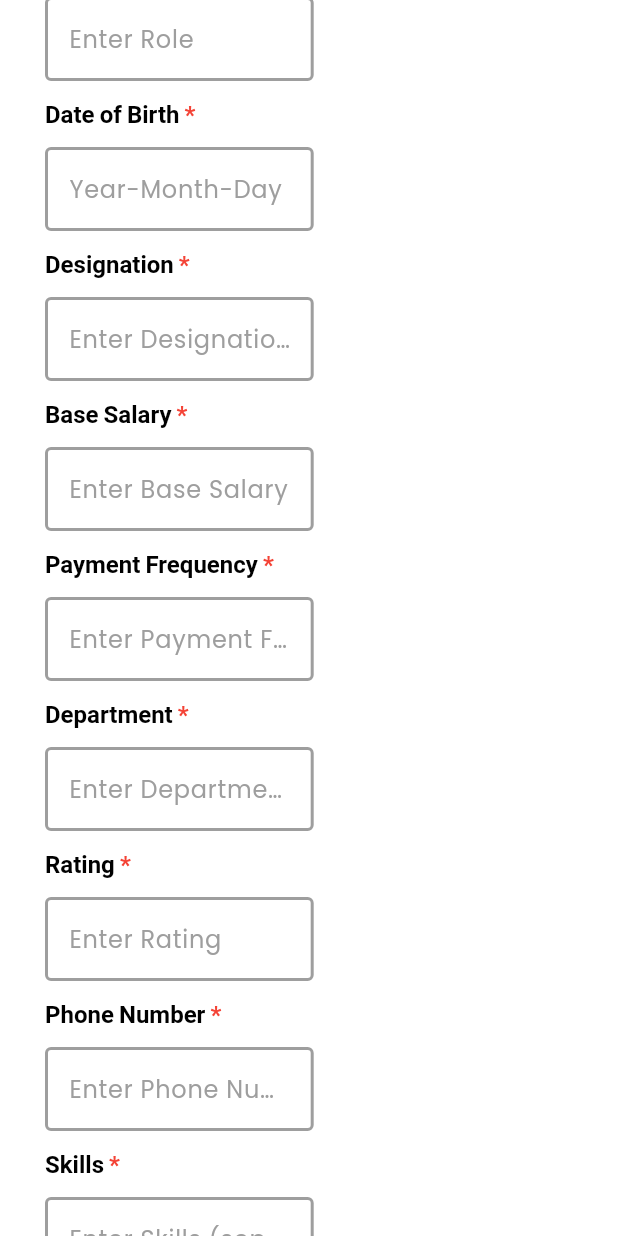
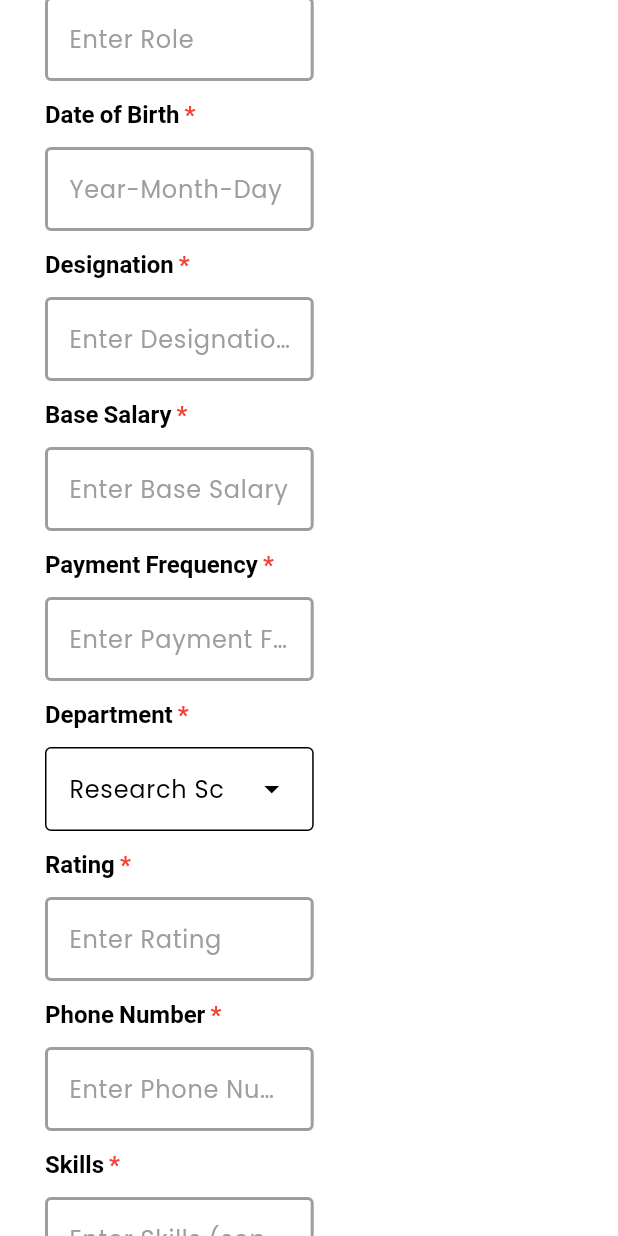
Before and after one commit to kaiumallimon/pharmbrew, a Flutter app: the AddEmployee widget shown alone on an empty page, opened directly, scrolled down 576 dp, on a phone screen of 412 x 824 dp. Run offline on Flutter 3.47's test engine with Material 3 defaults, Android fonts, the phone set to English and light mode, and no system bars; our stand-ins replace blur, email_validator, google_fonts, image_picker, lottie, shared_preferences; missing offline and left inert: dart:html, email_otp, mailer; accounts and stored records are empty; project files that could hold a hidden picture were left out.

Commit message:
designation drop down box added

```diff
--- /dev/null
+++ b/lib/domain/usecases/_get_department_and_id.dart
@@ -0,0 +1,40 @@
+import 'package:pharmbrew/domain/usecases/constants/_departments_dummy.dart';
+
+// List<String> getDesignations() {
+//   return departments.map((dept) => dept['designation'].toString()).toList();
+// }
+
+// String? getDepartmentIdByName(String departmentName) {
+//   for (var department in departments) {
+//     if (department['name'] == departmentName) {
+//       return department['id'].toString();
+//     }
+//   }
+
+//   return null;
+// }
+
+List<String> getAllDesignations() {
+  List<String> allDesignations = [];
+  for (var department in departments) {
+    var designations = department['designations'];
+    if (designations is List<String>) {
+      allDesignations.addAll(designations);
+    } else if (designations is String) {
+      allDesignations.add(designations);
+    }
+  }
+  return allDesignations;
+}
+
+String? getDepartmentIdByDesignation(String designation) {
+  for (var department in departments) {
+    var designations = department['designations'];
+    if (designations is List<String> && designations.contains(designation)) {
+      return department['id'].toString();
+    } else if (designations is String && designations == designation) {
+      return department['id'].toString();
+    }
+  }
+  return null; // Return null if the designation is not found in any department
+}
--- /dev/null
+++ b/lib/domain/usecases/constants/_departments_dummy.dart
@@ -0,0 +1,177 @@
+List<Map<String, dynamic>> departments = [
+  {
+    'id': 1111,
+    'name': 'Research and Development (R&D)',
+    'designations': ['Research Scientist']
+  },
+  {
+    'id': 1112,
+    'name': 'Clinical Research',
+    'designations': 'Clinical Research Associate'
+  },
+  {
+    'id': 1113,
+    'name': 'Quality Assurance',
+    'designations': ['Quality Assurance Associate']
+  },
+  {
+    'id': 1114,
+    'name': 'Regulatory Affairs',
+    'designations': ['Regulatory Affairs Associate']
+  },
+  {
+    'id': 1115,
+    'name': 'Medical Affairs',
+    'designations': ['Medical Affairs Associate']
+  },
+  {
+    'id': 1116,
+    'name': 'Pharmacovigilance',
+    'designations': ['Pharmacovigilance Associate']
+  },
+  {
+    'id': 1117,
+    'name': 'Medical Writing',
+    'designations': ['Medical Writer']
+  },
+  {
+    'id': 1118,
+    'name': 'Clinical Data Management',
+    'designations': ['Clinical Data Manager']
+  },
+  {
+    'id': 1119,
+    'name': 'Biostatistics',
+    'designations': ['Biostatistician']
+  },
+  {
+    'id': 1120,
+    'name': 'Clinical Operations',
+    'designations': ['Clinical Operations Associate']
+  },
+  {
+    'id': 1121,
+    'name': 'Clinical Trial Management',
+    'designations': ['Clinical Trial Manager']
+  },
+  {
+    'id': 1122,
+    'name': 'Clinical Monitoring',
+    'designations': ['Clinical Monitor']
+  },
+  {
+    'id': 1123,
+    'name': 'Clinical Project Management',
+    'designations': ['Clinical Project Manager']
+  },
+  {
+    'id': 1124,
+    'name': 'Clinical Data Analysis',
+    'designations': ['Clinical Data Analyst']
+  },
+  {
+    'id': 1125,
+    'name': 'Clinical Research Coordination',
+    'designations': ['Clinical Research Coordinator']
+  },
+  {
+    'id': 1126,
+    'name': 'Clinical Research Management',
+    'designations': ['Clinical Research Manager']
+  },
+  {
+    'id': 1127,
+    'name': 'Clinical Research Operations',
+    'designations': ['Clinical Research Operations Associate']
+  },
+  {
+    'id': 1128,
+    'name': 'Clinical Research Quality Assurance',
+    'designations': ['Clinical Research Quality Assurance Associate']
+  },
+  {
+    'id': 1129,
+    'name': 'Clinical Research Regulatory Affairs',
+    'designations': ['Clinical Research Regulatory Affairs Associate']
+  },
+  {
+    'id': 1130,
+    'name': 'Clinical Research Medical Affairs',
+    'designations': ['Clinical Research Medical Affairs Associate']
+  },
+  {
+    'id': 1131,
+    'name': 'Clinical Research Pharmacovigilance',
+    'designations': ['Clinical Research Pharmacovigilance Associate']
+  },
+  {
+    'id': 1132,
+    'name': 'Clinical Research Medical Writing',
+    'designations': ['Clinical Research Medical Writer']
+  },
+  {
+    'id': 1133,
+    'name': 'Clinical Research Clinical Data Management',
+    'designations': ['Clinical Research Clinical Data Manager']
+  },
+  {
+    'id': 1134,
+    'name': 'Clinical Research Biostatistics',
+    'designations': ['Clinical Research Biostatistician']
+  },
+  {
+    'id': 1135,
+    'name': 'Product Management',
+    'designations': ['Product Manager']
+  },
+  {
+    'id': 1136,
+    'name': 'Sales and Marketing',
+    'designations': ['Sales Representative', 'Marketing Coordinator']
+  },
+  {
+    'id': 1137,
+    'name': 'Legal and Compliance',
+    'designations': ['Legal Assistant']
+  },
+  {
+    'id': 1138,
+    'name': 'Human Resources',
+    'designations': ['HR Coordinator']
+  },
+  {
+    'id': 1139,
+    'name': 'Information Technology',
+    'designations': ['IT Support Specialist']
+  },
+  {
+    'id': 1140,
+    'name': 'Environmental Health and Safety (EHS)',
+    'designations': ['Safety Officer']
+  },
+  {
+    'id': 1141,
+    'name': 'Corporate Communications',
+    'designations': ['Public Relations Coordinator']
+  },
+  {
+    'id': 1142,
+    'name': 'Business Development',
+    'designations': ['Business Development Associate']
+  },
+  {
+    'id': 1143,
+    'name': 'Market Access',
+    'designations': ['Market Analyst']
+  },
+  {
+    'id': 1144,
+    'name': 'Customer Service and Support',
+    'designations': ['Customer Support Specialist']
+  },
+  {
+    'id': 1145,
+    'name': 'Research Analytics and Business Intelligence',
+    'designations': ['Data Analyst']
+  },
+];
--- a/lib/screens/views/dash_ui/_add_employee.dart
+++ b/lib/screens/views/dash_ui/_add_employee.dart
@@ -17,6 +17,7 @@ import 'package:pharmbrew/domain/_register.dart';
 import 'package:pharmbrew/widgets/_add_employee_text_boxes.dart';
 import 'package:pharmbrew/widgets/_successful_dialog.dart';
 
+import '../../../domain/usecases/_get_department_and_id.dart';
 import '../../../utils/_show_dialog.dart';
 
 class AddEmployee extends StatefulWidget {
@@ -48,9 +49,13 @@ class _AddEmployeeState extends State<AddEmployee> {
   final TextEditingController _countryController = TextEditingController();
   final TextEditingController _roleController = TextEditingController();
 
+  final List<String> departmentNames = getAllDesignations();
+
   bool verficationSent = false;
 
   XFile? _image;
+
+  String dropDownValue = "";
 
   EmailOTP myauth = EmailOTP();
   @override
@@ -260,10 +265,65 @@ class _AddEmployeeState extends State<AddEmployee> {
                 const SizedBox(
                   height: 10,
                 ),
-                AddEmployeeTextBoxes(
-                  controller: _departmentController,
-                  title: 'Department',
-                  hintText: 'Enter Department',
+                // AddEmployeeTextBoxes(
+                //   controller: _departmentController,
+                //   title: 'Department',
+                //   hintText: 'Enter Department',
+                // ),
+
+                Row(
+                  children: [
+                    Column(
+                      crossAxisAlignment: CrossAxisAlignment.start,
+                      children: [
+                        Row(
+                          mainAxisAlignment: MainAxisAlignment.start,
+                          children: [
+                            RichText(
+                              text: const TextSpan(
+                                text: "Department",
+                                style: TextStyle(
+                                    fontSize: 16,
+                                    color: Colors.black,
+                                    fontWeight: FontWeight.bold),
+                                children: <TextSpan>[
+                                  TextSpan(
+                                      text: ' *',
+                                      style: TextStyle(
+                                          fontSize: 16,
+                                          color: Colors.red,
+                                          fontWeight: FontWeight.bold)),
+                                ],
+                              ),
+                            )
+                          ],
+                        ),
+                        const SizedBox(
+                          height: 10,
+                        ),
+                        SizedBox(
+                          width: MediaQuery.of(context).size.width / 2.3,
+                          child: DropdownMenu<String>(
+                            initialSelection: departmentNames.first,
+                            onSelected: (String? value) {
+                              // This is called when the user selects an item.
+                              setState(() {
+                                dropDownValue = value!;
+                              });
+
+                              print(
+                                  "Selected: ${getDepartmentIdByDesignation(dropDownValue)}");
+                            },
+                            dropdownMenuEntries: departmentNames
+                                .map<DropdownMenuEntry<String>>((String value) {
+                              return DropdownMenuEntry<String>(
+                                  value: value, label: value);
+                            }).toList(),
+                          ),
+                        ),
+                      ],
+                    ),
+                  ],
                 ),
                 const SizedBox(
                   height: 10,
@@ -636,13 +696,9 @@ class _AddEmployeeState extends State<AddEmployee> {
                                 if (generatedOTP == verificationCode) {
                                   String password = generateRandomPassword();
 
-                                  int department_id = department == "HR"
-                                      ? 1000
-                                      : department == "Accounting"
-                                          ? 2000
-                                          : department == "IT"
-                                              ? 3000
-                                              : 0;
+                                  String? department_id =
+                                      getDepartmentIdByDesignation(
+                                          dropDownValue);
 
                                   createUser(
                                       "$fname $lname",
```
Also changed, not shown: lib/domain/_register.dart (+2 -11 lines).
